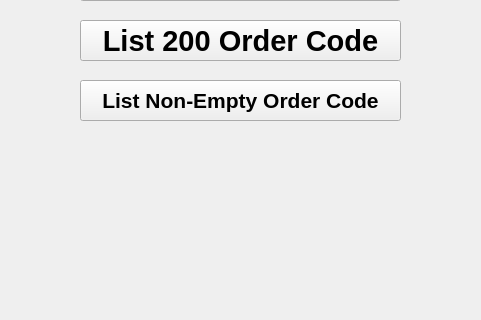
First picture: the form in main.ui, repository jfunston/omega4py, before the edit; both pictures show x 100 to 581 and y 330 to 650 of the 1199 by 799 pixel window.
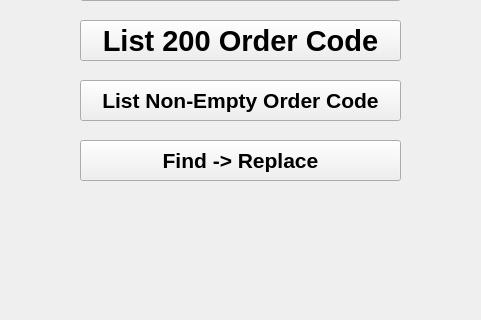
Second picture: the form after the edit.

Commit message: Find Replace working

```diff
--- a/main.ui
+++ b/main.ui
@@ -186,6 +186,26 @@
      <string>List Non-Empty Order Code</string>
     </property>
    </widget>
+   <widget class="QPushButton" name="FindReplaceButton">
+    <property name="geometry">
+     <rect>
+      <x>180</x>
+      <y>470</y>
+      <width>321</width>
+      <height>41</height>
+     </rect>
+    </property>
+    <property name="font">
+     <font>
+      <pointsize>16</pointsize>
+      <weight>75</weight>
+      <bold>true</bold>
+     </font>
+    </property>
+    <property name="text">
+     <string>Find -&gt; Replace</string>
+    </property>
+   </widget>
   </widget>
   <widget class="QMenuBar" name="menubar">
    <property name="geometry">
```
The commit also changes 2 other files.
